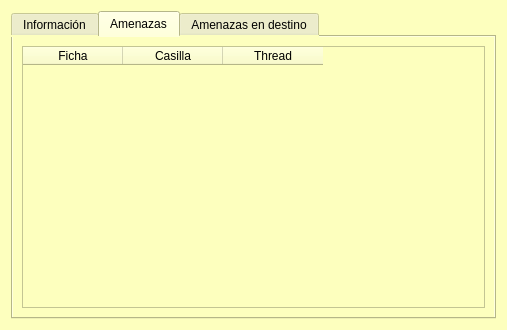
Old version of the form ui/frmShowFicha.ui in the repository turulomio/glparchis.
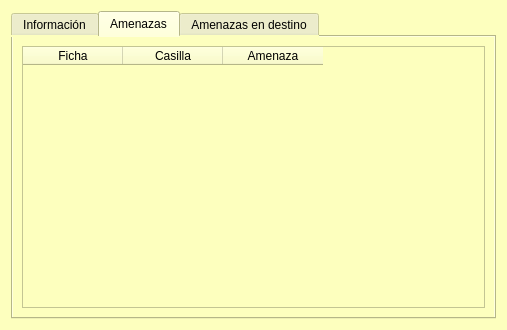
New version of the form. Icons and pictures are not drawn.

Patch:
```diff
--- a/ui/frmShowFicha.ui
+++ b/ui/frmShowFicha.ui
@@ -83,6 +83,9 @@
       <layout class="QHBoxLayout" name="horizontalLayout_3">
        <item>
         <widget class="QTableWidget" name="tblAmenazas">
+         <property name="styleSheet">
+          <string notr="true">background-color: rgb(253, 255, 190);</string>
+         </property>
          <column>
           <property name="text">
            <string>Ficha</string>
@@ -95,7 +98,7 @@
          </column>
          <column>
           <property name="text">
-           <string>Thread</string>
+           <string>Amenaza</string>
           </property>
          </column>
         </widget>
```
Left out of the diff: 6 changed lines with no effect on the pictures.
